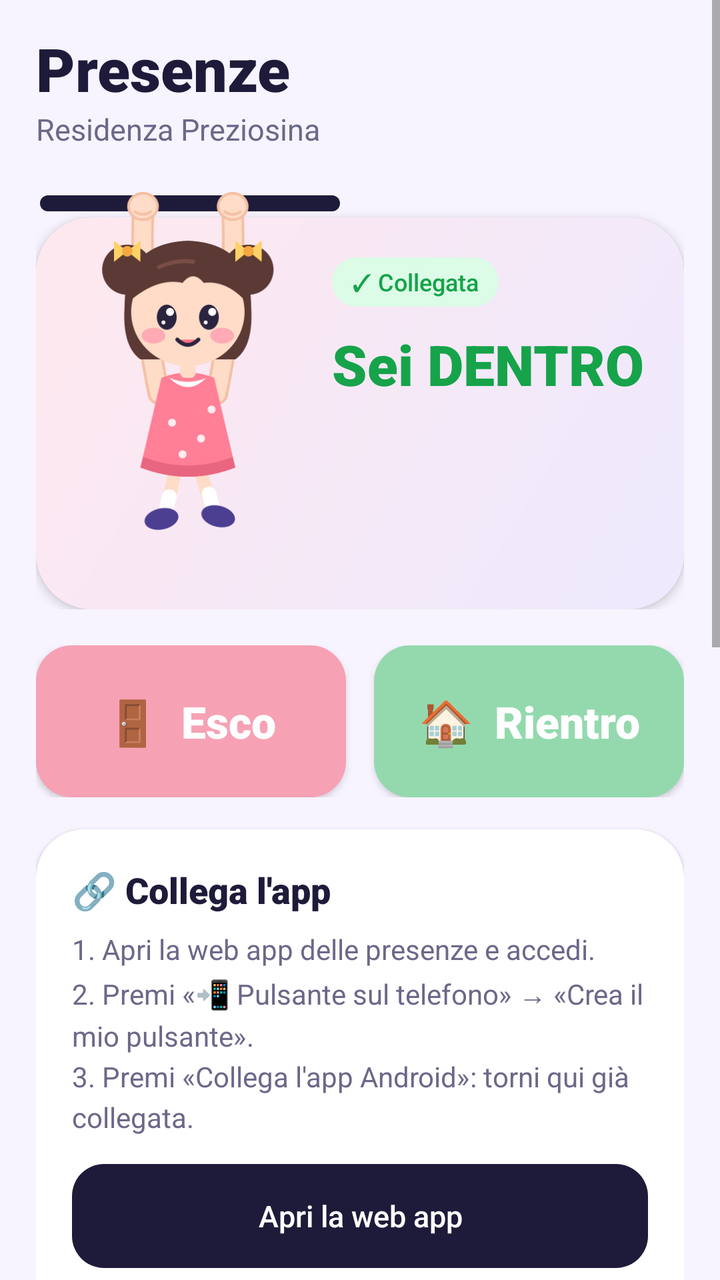
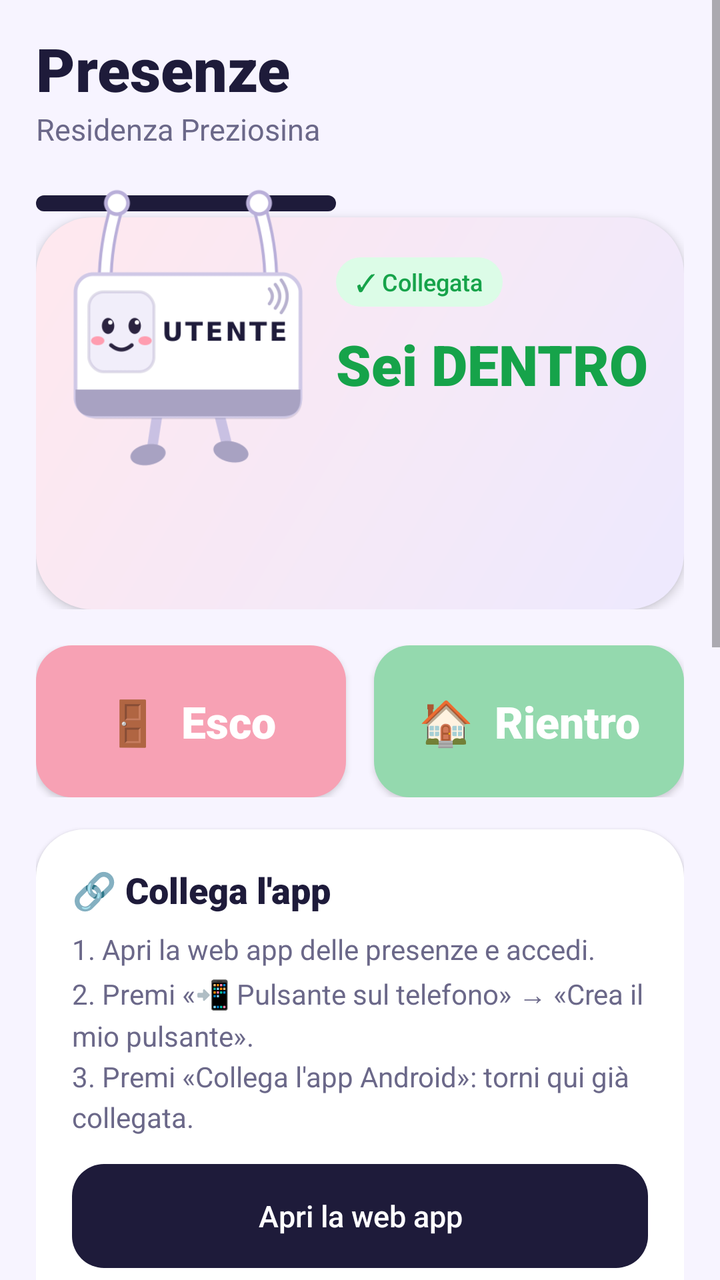

Before-and-after screenshots of an Android layout around one commit, followed by the original layout XML and the change that was made.
<!-- AndroidManifest.xml: application theme Tema -->
<!-- res/layout/activity_main.xml -->
<?xml version="1.0" encoding="utf-8"?>
<ScrollView xmlns:android="http://schemas.android.com/apk/res/android"
    android:layout_width="match_parent"
    android:layout_height="match_parent"
    android:background="@color/sfondo"
    android:fillViewport="true"
    android:fitsSystemWindows="true">

    <LinearLayout
        android:layout_width="match_parent"
        android:layout_height="wrap_content"
        android:orientation="vertical"
        android:paddingStart="18dp"
        android:paddingTop="14dp"
        android:paddingEnd="18dp"
        android:paddingBottom="28dp">

        
        <TextView
            android:layout_width="wrap_content"
            android:layout_height="wrap_content"
            android:fontFamily="sans-serif-black"
            android:text="Presenze"
            android:textColor="@color/scuro"
            android:textSize="30sp" />

        <TextView
            android:layout_width="wrap_content"
            android:layout_height="wrap_content"
            android:text="Residenza Preziosina"
            android:textColor="@color/grigio"
            android:textSize="15sp" />

        
        <FrameLayout
            android:layout_width="match_parent"
            android:layout_height="wrap_content"
            android:layout_marginTop="18dp">

            <LinearLayout
                android:layout_width="match_parent"
                android:layout_height="wrap_content"
                android:layout_marginTop="16dp"
                android:background="@drawable/hero"
                android:elevation="3dp"
                android:minHeight="196dp"
                android:orientation="vertical"
                android:paddingStart="148dp"
                android:paddingTop="20dp"
                android:paddingEnd="16dp"
                android:paddingBottom="18dp">

                <TextView
                    android:id="@+id/t_chip"
                    android:layout_width="wrap_content"
                    android:layout_height="wrap_content"
                    android:background="@drawable/chip_ok"
                    android:fontFamily="sans-serif-medium"
                    android:paddingStart="10dp"
                    android:paddingTop="4dp"
                    android:paddingEnd="10dp"
                    android:paddingBottom="4dp"
                    android:text="✓ Collegata"
                    android:textColor="@color/verde"
                    android:textSize="12sp" />

                <TextView
                    android:id="@+id/t_grande"
                    android:layout_width="wrap_content"
                    android:layout_height="wrap_content"
                    android:layout_marginTop="10dp"
                    android:fontFamily="sans-serif-black"
                    android:text="Sei DENTRO"
                    android:textColor="@color/verde"
                    android:textSize="28sp" />

                <TextView
                    android:id="@+id/t_stato"
                    android:layout_width="wrap_content"
                    android:layout_height="wrap_content"
                    android:layout_marginTop="2dp"
                    android:textColor="@color/grigio"
                    android:textSize="14sp" />

                <TextView
                    android:id="@+id/t_fumetto"
                    android:layout_width="wrap_content"
                    android:layout_height="wrap_content"
                    android:layout_marginTop="12dp"
                    android:background="@drawable/fumetto_allerta"
                    android:fontFamily="sans-serif-medium"
                    android:paddingStart="10dp"
                    android:paddingTop="6dp"
                    android:paddingEnd="10dp"
                    android:paddingBottom="6dp"
                    android:text="Controlla che il tuo status sia veritiero!"
                    android:textColor="@color/scuro"
                    android:textSize="13sp"
                    android:visibility="gone" />
            </LinearLayout>

            
            <ImageView
                android:layout_width="150dp"
                android:layout_height="8dp"
                android:layout_marginStart="2dp"
                android:layout_marginTop="5dp"
                android:elevation="4dp"
                android:scaleType="fitXY"
                android:src="@drawable/barra" />

            <ImageView
                android:id="@+id/i_omina"
                android:layout_width="132dp"
                android:layout_height="178dp"
                android:layout_marginStart="10dp"
                android:elevation="5dp"
                android:scaleType="fitStart"
                android:src="@drawable/omina_felice" />
        </FrameLayout>

        
        <LinearLayout
            android:layout_width="match_parent"
            android:layout_height="76dp"
            android:layout_marginTop="18dp"
            android:orientation="horizontal">

            <TextView
                android:id="@+id/b_esco"
                android:layout_width="0dp"
                android:layout_height="match_parent"
                android:layout_marginEnd="7dp"
                android:layout_weight="1"
                android:background="@drawable/btn_esco_off"
                android:clickable="true"
                android:elevation="2dp"
                android:focusable="true"
                android:fontFamily="sans-serif-black"
                android:gravity="center"
                android:text="🚪  Esco"
                android:textColor="#FFFFFF"
                android:textSize="22sp" />

            <TextView
                android:id="@+id/b_rientro"
                android:layout_width="0dp"
                android:layout_height="match_parent"
                android:layout_marginStart="7dp"
                android:layout_weight="1"
                android:background="@drawable/btn_rientro_off"
                android:clickable="true"
                android:elevation="2dp"
                android:focusable="true"
                android:fontFamily="sans-serif-black"
                android:gravity="center"
                android:text="🏠  Rientro"
                android:textColor="#FFFFFF"
                android:textSize="22sp" />
        </LinearLayout>

        
        <LinearLayout
            android:id="@+id/sezione_collega"
            android:layout_width="match_parent"
            android:layout_height="wrap_content"
            android:layout_marginTop="16dp"
            android:background="@drawable/card"
            android:elevation="1dp"
            android:orientation="vertical"
            android:padding="18dp">

            <TextView
                android:layout_width="wrap_content"
                android:layout_height="wrap_content"
                android:fontFamily="sans-serif-black"
                android:text="🔗 Collega l'app"
                android:textColor="@color/scuro"
                android:textSize="18sp" />

            <TextView
                android:layout_width="match_parent"
                android:layout_height="wrap_content"
                android:layout_marginTop="8dp"
                android:lineSpacingExtra="4dp"
                android:text="1. Apri la web app delle presenze e accedi.\n2. Premi «📲 Pulsante sul telefono» → «Crea il mio pulsante».\n3. Premi «Collega l'app Android»: torni qui già collegata."
                android:textColor="@color/grigio"
                android:textSize="14sp" />

            <TextView
                android:id="@+id/b_web"
                style="@style/Bottone.Scuro"
                android:layout_marginTop="14dp"
                android:text="Apri la web app" />

            <TextView
                android:id="@+id/b_incolla"
                style="@style/Bottone.Chiaro"
                android:layout_marginTop="8dp"
                android:text="Ho copiato il link: incolla e collega" />

            <EditText
                android:id="@+id/campo_link"
                android:layout_width="match_parent"
                android:layout_height="wrap_content"
                android:layout_marginTop="8dp"
                android:hint="preziosina://collega?…"
                android:inputType="textUri"
                android:textSize="13sp" />

            <TextView
                android:id="@+id/b_collega"
                style="@style/Bottone.Chiaro"
                android:layout_marginTop="4dp"
                android:text="Collega" />
        </LinearLayout>

        
        <LinearLayout
            android:id="@+id/sezione_promemoria"
            android:layout_width="match_parent"
            android:layout_height="wrap_content"
            android:layout_marginTop="16dp"
            android:background="@drawable/card"
            android:elevation="1dp"
            android:orientation="vertical"
            android:padding="18dp">

            <LinearLayout
                android:layout_width="match_parent"
                android:layout_height="wrap_content"
                android:gravity="center_vertical"
                android:orientation="horizontal">

                <TextView
                    android:layout_width="0dp"
                    android:layout_height="wrap_content"
                    android:layout_weight="1"
                    android:fontFamily="sans-serif-black"
                    android:text="🔔 Promemoria"
                    android:textColor="@color/scuro"
                    android:textSize="18sp" />

                <Switch
                    android:id="@+id/s_promemoria"
                    android:layout_width="wrap_content"
                    android:layout_height="wrap_content" />
            </LinearLayout>

            <TextView
                android:id="@+id/t_orari"
                android:layout_width="match_parent"
                android:layout_height="wrap_content"
                android:layout_marginTop="8dp"
                android:lineSpacingExtra="3dp"
                android:textColor="@color/grigio"
                android:textSize="14sp" />

            <TextView
                android:id="@+id/b_permesso"
                style="@style/Bottone.Scuro"
                android:layout_marginTop="12dp"
                android:text="Consenti le notifiche"
                android:visibility="gone" />
        </LinearLayout>

        
        <LinearLayout
            android:id="@+id/sezione_widget"
            android:layout_width="match_parent"
            android:layout_height="wrap_content"
            android:layout_marginTop="16dp"
            android:background="@drawable/card"
            android:elevation="1dp"
            android:orientation="vertical"
            android:padding="18dp">

            <TextView
                android:layout_width="wrap_content"
                android:layout_height="wrap_content"
                android:fontFamily="sans-serif-black"
                android:text="📱 Widget sulla Home"
                android:textColor="@color/scuro"
                android:textSize="18sp" />

            <TextView
                android:layout_width="match_parent"
                android:layout_height="wrap_content"
                android:layout_marginTop="8dp"
                android:text="Un tocco su ESCO o RIENTRO e lo stato parte, senza aprire l'app."
                android:textColor="@color/grigio"
                android:textSize="14sp" />

            <TextView
                android:id="@+id/b_widget"
                style="@style/Bottone.Scuro"
                android:layout_marginTop="12dp"
                android:text="➕ Aggiungi il widget alla Home" />
        </LinearLayout>

        <TextView
            android:layout_width="match_parent"
            android:layout_height="wrap_content"
            android:layout_marginTop="22dp"
            android:lineSpacingExtra="3dp"
            android:text="Serve solo per le emergenze: dice ai soccorsi chi potrebbe essere ancora in residenza. L'app invia esclusivamente DENTRO/FUORI: nessuna posizione, nessuno storico. Senza rete l'invio parte appena torna il segnale."
            android:textColor="@color/grigio"
            android:textSize="12sp" />

        <TextView
            android:id="@+id/b_scollega"
            android:layout_width="wrap_content"
            android:layout_height="wrap_content"
            android:layout_gravity="center_horizontal"
            android:layout_marginTop="10dp"
            android:padding="10dp"
            android:text="Scollega l'app"
            android:textColor="@color/grigio"
            android:textSize="13sp" />
    </LinearLayout>
</ScrollView>
<!-- resources referenced by this layout -->
<resources>
  <color name="grigio">#6B6889</color>
  <color name="scuro">#1E1B3A</color>
  <color name="sfondo">#F7F4FF</color>
  <color name="verde">#16A34A</color>
  <!-- drawable barra (drawable) -->
  <?xml version="1.0" encoding="utf-8"?>
  <shape xmlns:android="http://schemas.android.com/apk/res/android" android:shape="rectangle">
      <solid android:color="#1E1B3A" />
      <corners android:radius="4dp" />
  </shape>
  <!-- drawable btn_esco_off (drawable) -->
  <?xml version="1.0" encoding="utf-8"?>
  <ripple xmlns:android="http://schemas.android.com/apk/res/android" android:color="#33FFFFFF">
      <item>
          <shape android:shape="rectangle">
              <solid android:color="#F7A1B4" />
              <corners android:radius="18dp" />
          </shape>
      </item>
  </ripple>
  <!-- drawable btn_rientro_off (drawable) -->
  <?xml version="1.0" encoding="utf-8"?>
  <ripple xmlns:android="http://schemas.android.com/apk/res/android" android:color="#33FFFFFF">
      <item>
          <shape android:shape="rectangle">
              <solid android:color="#94D9AE" />
              <corners android:radius="18dp" />
          </shape>
      </item>
  </ripple>
  <!-- drawable card (drawable) -->
  <?xml version="1.0" encoding="utf-8"?>
  <shape xmlns:android="http://schemas.android.com/apk/res/android" android:shape="rectangle">
      <solid android:color="#FFFFFF" />
      <corners android:radius="24dp" />
  </shape>
  <!-- drawable chip_ok (drawable) -->
  <?xml version="1.0" encoding="utf-8"?>
  <shape xmlns:android="http://schemas.android.com/apk/res/android" android:shape="rectangle">
      <solid android:color="#DCFCE7" />
      <corners android:radius="999dp" />
  </shape>
  <!-- drawable fumetto_allerta (drawable) -->
  <?xml version="1.0" encoding="utf-8"?>
  <shape xmlns:android="http://schemas.android.com/apk/res/android" android:shape="rectangle">
      <solid android:color="#FFF4D6" />
      <stroke android:width="2dp" android:color="#FFD166" />
      <corners android:topLeftRadius="4dp" android:topRightRadius="16dp" android:bottomLeftRadius="16dp" android:bottomRightRadius="16dp" />
  </shape>
  <!-- drawable hero (drawable) -->
  <?xml version="1.0" encoding="utf-8"?>
  <shape xmlns:android="http://schemas.android.com/apk/res/android" android:shape="rectangle">
      <gradient android:angle="315" android:startColor="#FFE8EE" android:endColor="#EDE9FE" />
      <corners android:radius="28dp" />
  </shape>
  <!-- drawable omina_felice: png bitmap (drawable-nodpi, 26957 bytes) -->
  <style name="Bottone.Chiaro">
          <item name="android:background">@drawable/btn_chiaro</item>
          <item name="android:textColor">@color/scuro</item>
      </style>
  <style name="Bottone.Scuro">
          <item name="android:background">@drawable/btn_scuro</item>
          <item name="android:textColor">#FFFFFF</item>
      </style>
  <style name="Tema" parent="@android:style/Theme.Material.Light.NoActionBar">
          <item name="android:windowBackground">@color/sfondo</item>
          <item name="android:colorAccent">@color/rosa</item>
          <item name="android:colorPrimary">@color/scuro</item>
      </style>
  <!-- drawable btn_chiaro (drawable) -->
  <?xml version="1.0" encoding="utf-8"?>
  <ripple xmlns:android="http://schemas.android.com/apk/res/android" android:color="#33FFFFFF">
      <item>
          <shape android:shape="rectangle">
              <solid android:color="#EDE9FE" />
              <corners android:radius="16dp" />
          </shape>
      </item>
  </ripple>
  <!-- drawable btn_scuro (drawable) -->
  <?xml version="1.0" encoding="utf-8"?>
  <ripple xmlns:android="http://schemas.android.com/apk/res/android" android:color="#33FFFFFF">
      <item>
          <shape android:shape="rectangle">
              <solid android:color="#1E1B3A" />
              <corners android:radius="16dp" />
          </shape>
      </item>
  </ripple>
  <color name="rosa">#FF7F96</color>
</resources>

<!-- the commit's change to res/layout/activity_main.xml (unified diff, before → after) -->
@@ -45,7 +45,7 @@
                 android:elevation="3dp"
                 android:minHeight="196dp"
                 android:orientation="vertical"
-                android:paddingStart="148dp"
+                android:paddingStart="150dp"
                 android:paddingTop="20dp"
                 android:paddingEnd="16dp"
                 android:paddingBottom="18dp">
@@ -103,7 +103,7 @@
             <ImageView
                 android:layout_width="150dp"
                 android:layout_height="8dp"
-                android:layout_marginStart="2dp"
+                android:layout_marginStart="0dp"
                 android:layout_marginTop="5dp"
                 android:elevation="4dp"
                 android:scaleType="fitXY"
@@ -111,12 +111,12 @@
 
             <ImageView
                 android:id="@+id/i_omina"
-                android:layout_width="132dp"
-                android:layout_height="178dp"
-                android:layout_marginStart="10dp"
+                android:layout_width="148dp"
+                android:layout_height="148dp"
+                android:layout_marginStart="2dp"
                 android:elevation="5dp"
                 android:scaleType="fitStart"
-                android:src="@drawable/omina_felice" />
+                android:src="@drawable/tessera_neutra" />
         </FrameLayout>
 
         
<!-- resource entries referenced after the edit -->
@@ -55,7 +55,7 @@
       <gradient android:angle="315" android:startColor="#FFE8EE" android:endColor="#EDE9FE" />
       <corners android:radius="28dp" />
   </shape>
-  <!-- drawable omina_felice: png bitmap (drawable-nodpi, 26957 bytes) -->
+  <!-- drawable tessera_neutra: png bitmap (drawable-nodpi, 16946 bytes) -->
   <style name="Bottone.Chiaro">
           <item name="android:background">@drawable/btn_chiaro</item>
           <item name="android:textColor">@color/scuro</item>
